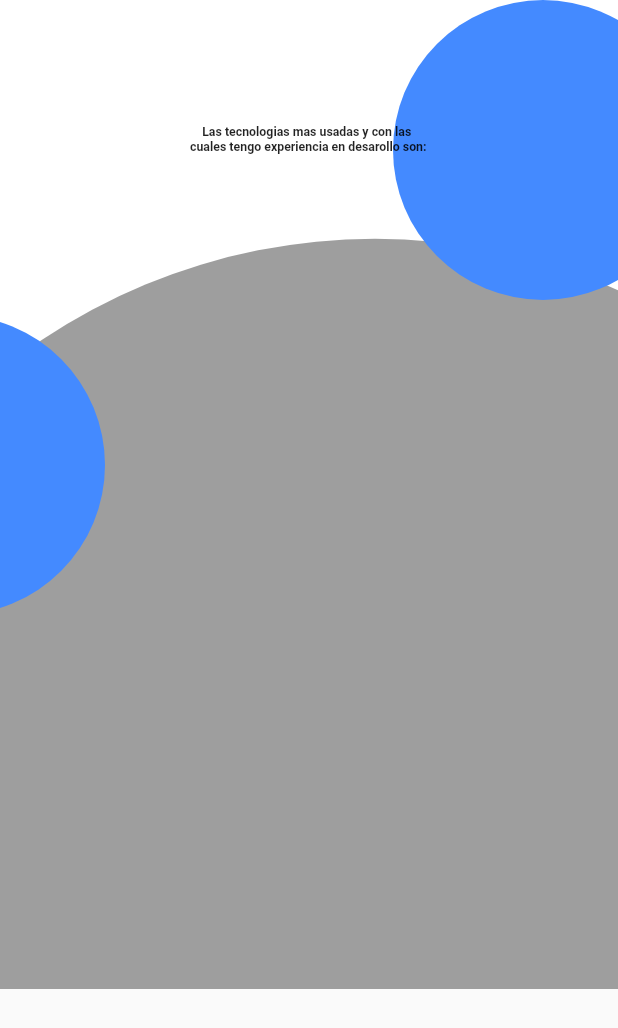
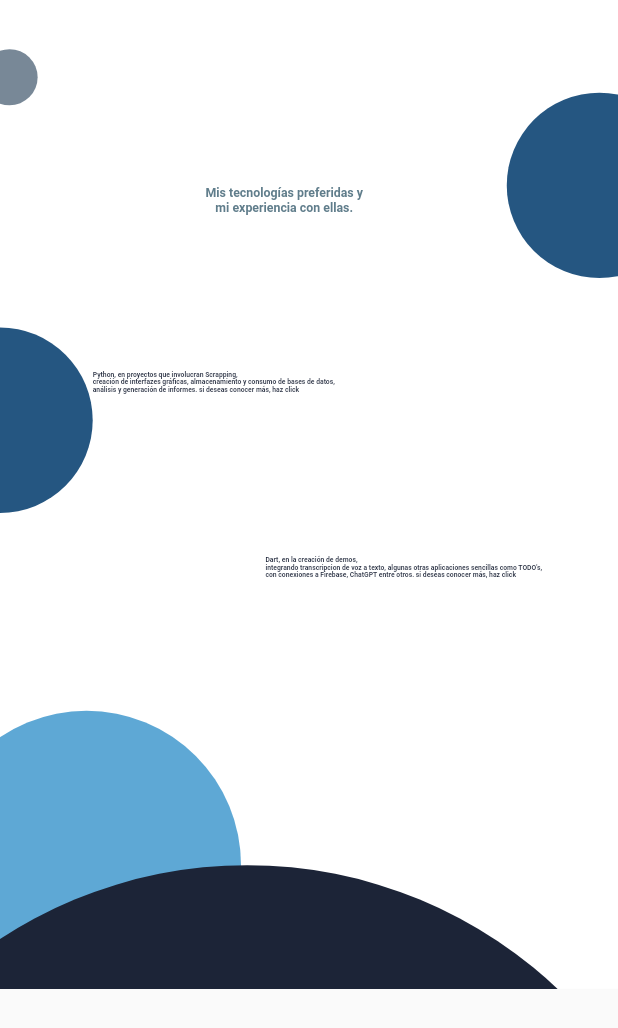
Before and after one commit to edunickdev/el-codigo-recuerda, a Flutter app: the ContentMain widget shown alone on an empty page, opened directly, on a phone screen of 412 x 824 dp. Shown: the top 1028 px of the screen. Run offline on Flutter 3.47's test engine with Material 2 defaults, Android fonts, the phone set to English and light mode, and no system bars; drawn by our look-alikes of animated_text_kit, flutter_animate; our stand-ins replace animate_do, go_router.

Commit message:
se avanza en las demas pantallas

```diff
--- a/ecr_website/lib/components/widgets/navigate_widget.dart
+++ b/ecr_website/lib/components/widgets/navigate_widget.dart
@@ -27,7 +27,7 @@ class NavigateWidget extends StatelessWidget {
                       style: const ButtonStyle(
                           side: MaterialStatePropertyAll(BorderSide.none)),
                       onPressed: () {
-                        context.push(rutas[i]);
+                        context.pushReplacement(rutas[i]);
                       },
                       child: Text(
                         secciones[i],
--- a/ecr_website/lib/screens/main_screen.dart
+++ b/ecr_website/lib/screens/main_screen.dart
@@ -1,7 +1,7 @@
 import 'package:animate_do/animate_do.dart';
 import 'package:ecr_website/components/components.dart';
 import 'package:flutter/material.dart';
-import 'package:flutter_animate/flutter_animate.dart';
+import 'package:animated_text_kit/animated_text_kit.dart';
 
 class MainScreen extends StatelessWidget {
   const MainScreen({super.key});
@@ -24,6 +24,10 @@ class ContentMain extends StatelessWidget {
   @override
   Widget build(BuildContext context) {
     final size = MediaQuery.of(context).size;
+    const blueMid = Color.fromARGB(255, 37, 86, 129);
+    const blueHard = Color.fromARGB(255, 28, 36, 55);
+    const blueLight = Color.fromARGB(255, 94, 168, 213);
+    const greyMain = Color.fromARGB(255, 120, 136, 151);
 
     return SizedBox(
       height: size.height * 0.8,
@@ -38,7 +42,7 @@ class ContentMain extends StatelessWidget {
               ),
               Positioned(
                 top: 0,
-                left: -40,
+                left: -size.width * 0.03,
                 child: FadeInLeft(
                   delay: const Duration(milliseconds: 300),
                   duration: const Duration(milliseconds: 1500),
@@ -47,88 +51,122 @@ class ContentMain extends StatelessWidget {
                     width: size.width / 11,
                     decoration: const BoxDecoration(
                       shape: BoxShape.circle,
-                      color: Colors.blue,
+                      color: greyMain,
                     ),
                   ),
                 ),
               ),
               Positioned(
-                bottom: -300,
-                left: -200,
+                bottom: -size.height * 0.3,
+                left: -size.width * 0.11,
                 child: FadeInUp(
                   delay: const Duration(milliseconds: 500),
                   duration: const Duration(milliseconds: 2000),
                   child: Container(
-                    height: 800,
-                    width: 900,
+                    height: size.height * 0.8,
+                    width: size.width * 0.5,
                     decoration: const BoxDecoration(
                       shape: BoxShape.circle,
-                      color: Colors.grey,
+                      color: blueLight,
                     ),
                   ),
                 ),
               ),
               Positioned(
-                left: -180,
-                top: 210,
+                left: -size.width * 0.15,
+                top: size.height * 0.24,
                 child: FadeInLeft(
                   delay: const Duration(milliseconds: 1200),
                   duration: const Duration(milliseconds: 1000),
                   child: Container(
-                    height: 200,
-                    width: 300,
+                    height: size.height * 0.2,
+                    width: size.width * 0.3,
                     decoration: const BoxDecoration(
                       shape: BoxShape.circle,
-                      color: Colors.blueAccent,
+                      color: blueMid,
                     ),
                   ),
                 ),
               ),
               Positioned(
-                right: -50,
+                right: -size.width * 0.12,
                 top: 0,
                 child: FadeInRight(
                   duration: const Duration(milliseconds: 2000),
                   delay: const Duration(milliseconds: 1300),
                   child: Container(
-                    height: 200,
-                    width: 200,
+                    height: size.height * 0.3,
+                    width: size.width * 0.3,
                     decoration: const BoxDecoration(
                       shape: BoxShape.circle,
-                      color: Colors.blueAccent,
+                      color: blueMid,
                     ),
                   ),
                 ),
               ),
               Positioned(
-                bottom: -580,
-                left: - size.width * 0.2,
+                bottom: -size.height * 0.63,
+                left: -size.width * 0.4,
                 child: FadeInUp(
                   delay: const Duration(milliseconds: 1200),
                   duration: const Duration(milliseconds: 800),
                   child: Container(
-                    height: 700,
-                    width: 3200,
+                    height: size.height * 0.73,
+                    width: size.width * 1.6,
                     decoration: const BoxDecoration(
                       shape: BoxShape.circle,
-                      color: Colors.blueAccent,
+                      color: blueHard,
                     ),
                   ),
                 ),
               ),
               Positioned(
-                top: size.height * 0.1,
-                left: size.width * 0.3,
-                child: Text(
-                  "Las tecnologias mas usadas y con las \n cuales tengo experiencia en desarollo son: ",
-                  textAlign: TextAlign.center,
-                  style: TextStyle(
-                    fontSize: size.width * 0.02,
-                    fontWeight: FontWeight.bold,
+                top: size.height * 0.15,
+                left: size.width * 0.33,
+                child: AnimatedTextKit(
+                  animatedTexts: [
+                    TypewriterAnimatedText(
+                      "Mis tecnologías preferidas y \nmi experiencia con ellas.",
+                      textAlign: TextAlign.center,
+                      textStyle: TextStyle(
+                        fontSize: size.width * 0.02,
+                        fontWeight: FontWeight.bold,
+                        color: Colors.blueGrey,
+                      ),
+                      speed: const Duration(milliseconds: 100),
+                    ),
+                  ],
+                ),
+              ),
+              Positioned(
+                top: size.height * 0.30,
+                left: size.width * 0.15,
+                child: FadeInRight(
+                  duration: const Duration(milliseconds: 2000),
+                  child: Text(
+                    "Python, en proyectos que involucran Scrapping, \ncreación de interfazes gráficas, almacenamiento y consumo de bases de datos, \nanálisis y generación de informes. si deseas conocer más, haz click",
+                    style: TextStyle(
+                      fontSize: size.width * 0.011,
+                      fontWeight: FontWeight.bold,
+                      color: blueHard,
+                    ),
                   ),
-                ).animate().fadeIn(
-                      delay: const Duration(milliseconds: 3000),
+                ),
+              ),
+              Positioned(
+                top: size.height * 0.45,
+                right: size.width * 0.12,
+                child: FadeInLeft(
+                  duration: const Duration(milliseconds: 2000),
+                  child: Text(
+                    "Dart, en la creación de demos, \nintegrando transcripcion de voz a texto, algunas otras aplicaciones sencillas como TODO's, \ncon conexiones a Firebase, ChatGPT entre otros. si deseas conocer más, haz click",
+                    style: TextStyle(
+                      fontSize: size.width * 0.011,
+                      fontWeight: FontWeight.bold,
+                      color: blueHard,
                     ),
+                  ),
+                ),
               ),
             ],
           ),
--- a/ecr_website/lib/screens/others_screen.dart
+++ b/ecr_website/lib/screens/others_screen.dart
@@ -1,6 +1,4 @@
-
 import 'package:flutter/material.dart';
-
 
 class OthersScreen extends StatelessWidget {
   const OthersScreen({super.key});
@@ -9,8 +7,19 @@ class OthersScreen extends StatelessWidget {
 
   @override
   Widget build(BuildContext context) {
-    return const Center(
-      child: Text("Others Screen"),
+    final size = MediaQuery.of(context).size;
+    const blueMid = Color.fromARGB(255, 37, 86, 129);
+    const blueHard = Color.fromARGB(255, 28, 36, 55);
+    const blueLight = Color.fromARGB(255, 94, 168, 213);
+    const greyMain = Color.fromARGB(255, 120, 136, 151);
+
+
+    return const Scaffold(
+      body: Row(
+        children: [
+
+        ],
+      ),
     );
   }
 }
--- a/ecr_website/pubspec.yaml
+++ b/ecr_website/pubspec.yaml
@@ -29,10 +29,10 @@ environment:
 # versions available, run `flutter pub outdated`.
 dependencies:
   animate_do: ^3.1.2
+  animated_text_kit: ^4.2.2
   cupertino_icons: ^1.0.2
   flutter:
     sdk: flutter
-  flutter_animate: ^4.2.0+1
   go_router: ^10.1.2
 
 dev_dependencies:
```
Also changed, not shown: ecr_website/pubspec.lock.
